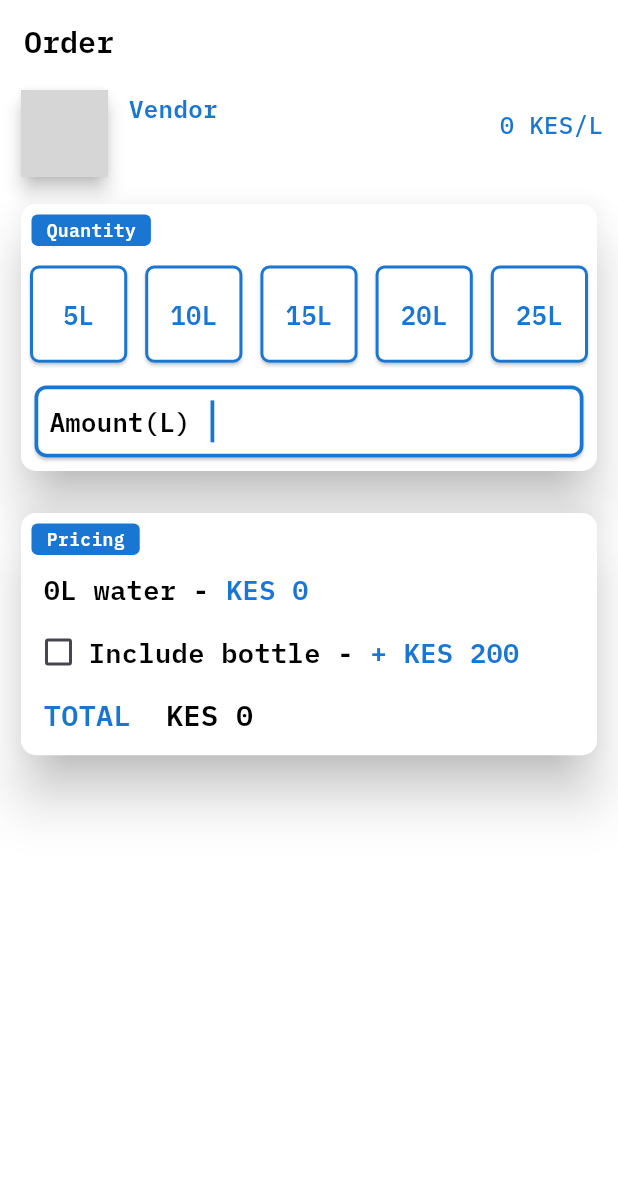
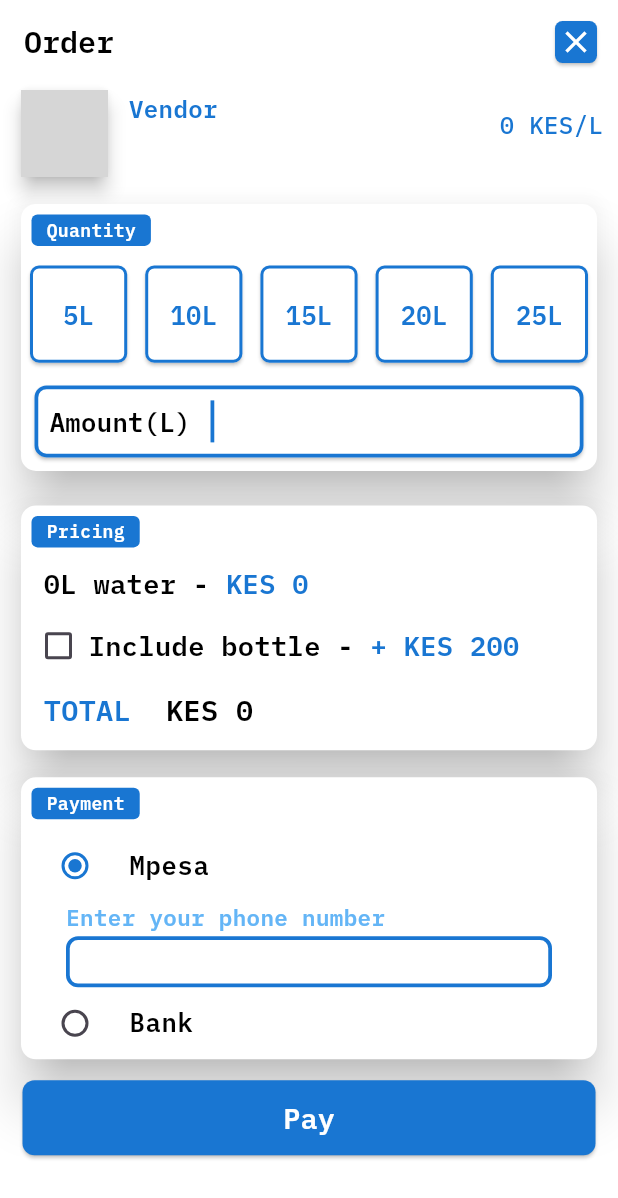
Before and after one commit to Mr-G254/H2home-mobile-app, a Flutter app: the PayNow screen opened directly with empty values, on a phone screen of 412 x 824 dp. Shown: the top 1198 px of the screen. Run offline on Flutter 3.47's test engine with Material 3 defaults, Android fonts, the phone set to English and light mode, and no system bars; our stand-ins replace fl_chart, liquid_progress_indicator_v2, loading_animation_widget; grey boxes are pictures that could not be loaded.

Commit message:
Working on the payment page UI

```diff
--- a/h2home/lib/Main/PayNow.dart
+++ b/h2home/lib/Main/PayNow.dart
@@ -12,6 +12,7 @@ class PayNow extends StatefulWidget{
 
 class _PayNowState extends State<PayNow>{
   final TextEditingController priceController = TextEditingController();
+  final TextEditingController phone = TextEditingController();
 
   int selectedAmount = 0;
   int totalPrice = 0;
@@ -240,8 +241,8 @@ class _PayNowState extends State<PayNow>{
           ),
         ),
         Container(
-          height: MediaQuery.of(context).size.height*0.23,
-          padding: EdgeInsets.all(10),
+          height: MediaQuery.of(context).size.height*0.22,
+          padding: EdgeInsets.only(right: 10,left: 10,top: 5,bottom: 5),
           width: double.infinity,
           child: Card(
             shape: RoundedRectangleBorder(borderRadius: BorderRadius.circular(10)),
@@ -351,25 +352,146 @@ class _PayNowState extends State<PayNow>{
               ],
             )
           )
+        ),
+        Container(
+          height: MediaQuery.of(context).size.height*0.25,
+          padding: EdgeInsets.only(right: 10,left: 10,top: 5,bottom: 5),
+          width: double.infinity,
+          child: Card(
+            shape: RoundedRectangleBorder(borderRadius: BorderRadius.circular(10)),
+            color: Colors.white,
+            elevation: 15,
+            child: Column(
+              crossAxisAlignment: CrossAxisAlignment.start,
+              children: [
+                Container(
+                  padding: EdgeInsets.all(7),
+                  child: Label(label: "Payment")
+                ),
+                Container(
+                  padding: EdgeInsets.all(0),
+                  child: RadioListTile(
+                    activeColor: const Color(0xff1976D2),
+                    visualDensity: VisualDensity(vertical: -2),
+                    title: Container(
+                      padding: const EdgeInsets.all(0),
+                      child: Text(
+                        "Mpesa",
+                        style: TextStyle(
+                            fontFamily: "IBM Plex Mono",
+                            fontSize: 17,
+                            color: Colors.black,
+                            fontWeight: FontWeight.bold
+                        ),
+                      ),
+                    ),
+                    value: 1,
+                    groupValue: 1,
+                    onChanged: (val){
+
+                    }
+                  ),
+                ),
+                Expanded(
+                  child: Container(
+                    padding: const EdgeInsets.only(left: 30,right: 30),
+                    child: Column(
+                      crossAxisAlignment: CrossAxisAlignment.start,
+                      children: [
+                        const Text(
+                          "Enter your phone number",
+                          style: TextStyle(
+                              fontFamily: "IBM Plex Mono",
+                              fontSize: 15,
+                              color: Color(0xff64B5F6),
+                              fontWeight: FontWeight.bold
+                          ),
+                        ),
+                        const SizedBox(height: 2,),
+                        Expanded(
+                          child: TextField(
+                            controller: phone,
+                            keyboardType: TextInputType.number,
+                            cursorColor: Colors.black,
+                            style: const TextStyle(
+                                height: 1.2,
+                                fontSize: 17,
+                                fontWeight: FontWeight.bold,
+                                fontFamily: 'IBM Plex Mono',
+                                color: Colors.black
+                            ),
+                            decoration: InputDecoration(
+                              focusedBorder: OutlineInputBorder(
+                                  borderSide: const BorderSide(width: 2.5,color: Color(0xff1976D2)),
+                                  borderRadius: BorderRadius.circular(8)
+                              ),
+                              enabledBorder: OutlineInputBorder(
+                                  borderSide: const BorderSide(width: 2.5,color: Color(0xff1976D2)),
+                                  borderRadius: BorderRadius.circular(8)
+                              ),
+                            ),
+                          ),
+                        )
+                      ],
+                    ),
+                  ),
+                ),
+                Container(
+                  padding: const EdgeInsets.only(top: 0,left: 0),
+                  child: RadioListTile(
+                    visualDensity: const VisualDensity(vertical: -2),
+                    activeColor: const Color(0xff1976D2),
+                    title: Container(
+                      padding: const EdgeInsets.all(0),
+                      child: const Text(
+                        "Bank",
+                        style: TextStyle(
+                            fontFamily: "IBM Plex Mono",
+                            fontSize: 17,
+                            color: Colors.black,
+                            fontWeight: FontWeight.bold
+                        ),
+                      ),
+                    ),
+                    value: 2,
+                    groupValue: 1,
+                    onChanged: (val){
+
+                    }
+                  ),
+                )
+              ],
+            )
+          )
+        ),
+        Container(
+          padding: EdgeInsets.only(right: 15,left: 15,top: 5,bottom: 5),
+          height: 60,
+          width: double.infinity,
+          child: ElevatedButton(
+            style: ElevatedButton.styleFrom(
+              backgroundColor: Color(0xff1976D2),
+              shape: RoundedRectangleBorder(
+                borderRadius: BorderRadius.circular(8)
+              )
+            ),
+            onPressed: (){
+
+            },
+            child: Container(
+              padding: const EdgeInsets.all(0),
+              child: const Text(
+                "Pay",
+                style: TextStyle(
+                    fontFamily: "IBM Plex Mono",
+                    fontSize: 19,
+                    color: Colors.white,
+                    fontWeight: FontWeight.bold
+                ),
+              ),
+            ),
+          ),
         )
-        // Expanded(
-        //     flex: 3,
-        //     child: Card(
-        //       shape: RoundedRectangleBorder(borderRadius: BorderRadius.circular(10)),
-        //       color: Colors.white,
-        //       elevation: 15,
-        //       child: SizedBox(),
-        //     )
-        // ),
-        // Expanded(
-        //     flex: 3,
-        //     child: Card(
-        //       shape: RoundedRectangleBorder(borderRadius: BorderRadius.circular(10)),
-        //       color: Colors.white,
-        //       elevation: 15,
-        //       child: SizedBox(),
-        //     )
-        // ),
       ],
     );
 
@@ -391,6 +513,32 @@ class _PayNowState extends State<PayNow>{
               fontWeight: FontWeight.bold
           ),
         ),
+        actions: [
+          Container(
+            // width: 40,
+            padding: const EdgeInsets.all(10),
+            child: GestureDetector(
+              child: AspectRatio(
+                aspectRatio: 1,
+                child: Card(
+                  shape: RoundedRectangleBorder(borderRadius: BorderRadius.all(Radius.circular(5))),
+                  color: Color(0xff1976D2),
+                  child: Container(
+                    margin: EdgeInsets.all(2),
+                    child: Icon(
+                      Icons.close,
+                      color: Colors.white,
+                      size: 24,
+                    ),
+                  )
+                ),
+              ),
+              onTap: (){
+                Navigator.pop(context);
+              },
+            )
+          )
+        ],
       ),
     );
   }
```
Also changed, not shown: h2home/lib/Components/Components.dart (indentation only).
